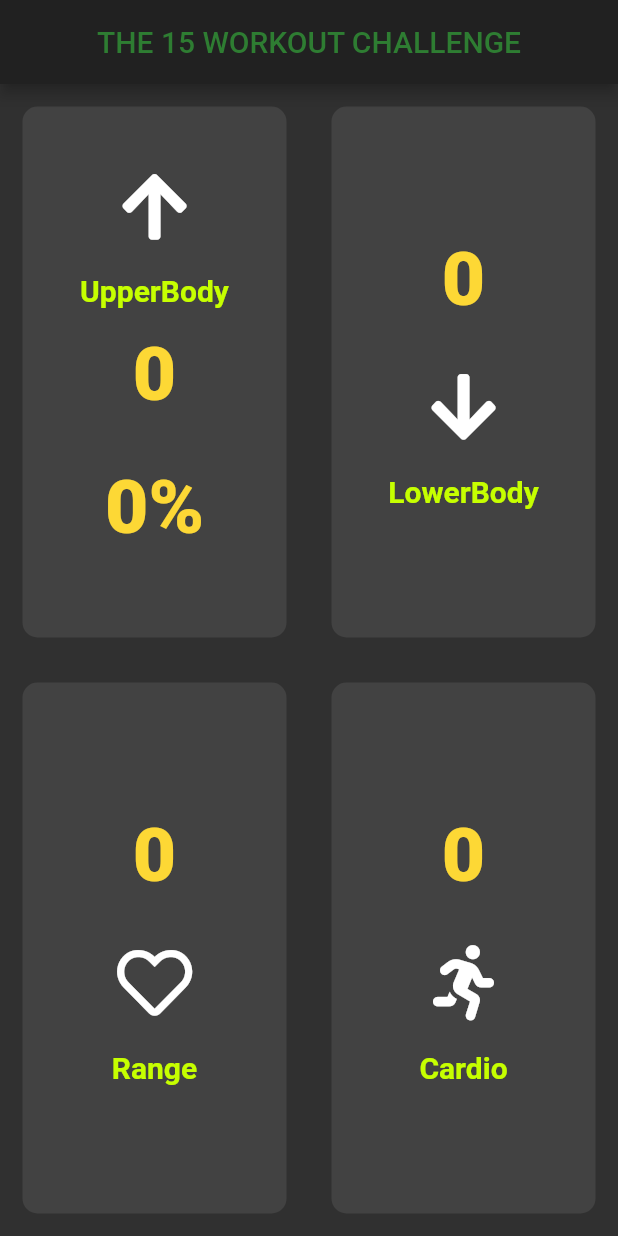
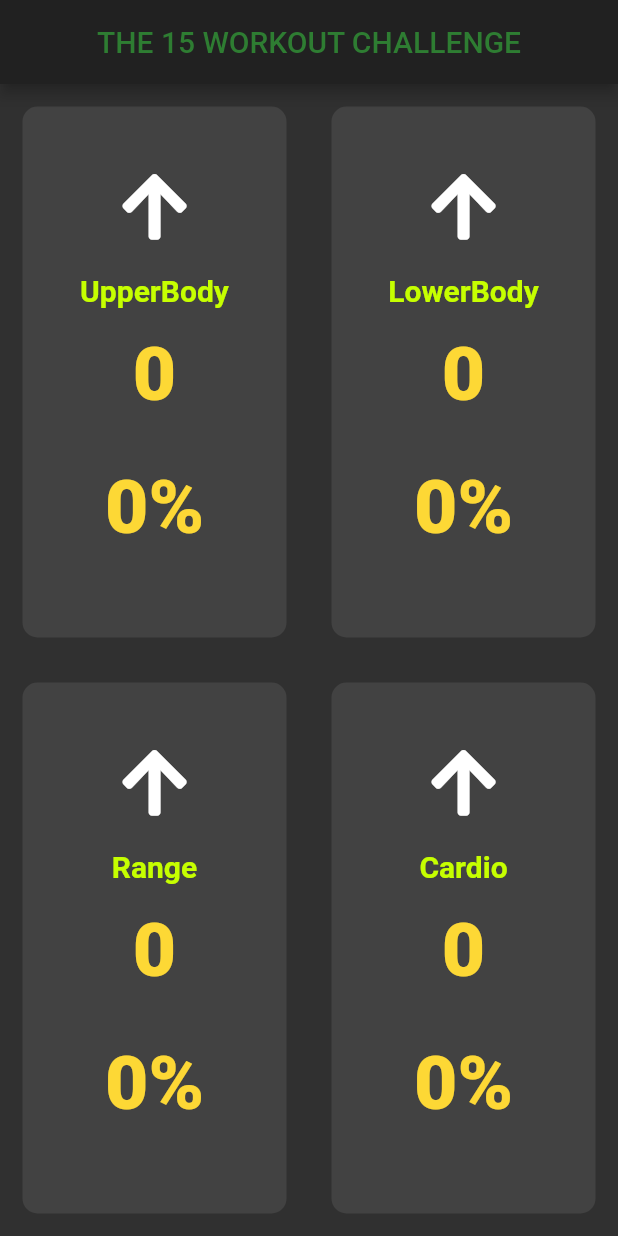
Before and after one commit to jihong729/workout_checkup, a Flutter app: the screen it shows after launch, on a phone screen of 412 x 824 dp. Run offline on Flutter 3.47's test engine with Material 2 defaults, Android fonts, the phone set to English and light mode, and no system bars; our stand-ins replace font_awesome_flutter.

```diff
--- a/lib/input_page.dart
+++ b/lib/input_page.dart
@@ -95,21 +95,47 @@ class _InputPageState extends State<InputPage> {
                 ),
                 Expanded(
                   child: WorkoutTypeCard(
-                    onPress: () {},
-                    color: kDeactivatedBackgroundColor,
+                    onPress: () {
+                      setState(() {
+                        selectedWorkout = Workout.LowerBody;
+                        lowerBodyFinishedNumber++;
+                        print(lowerBodyFinishedNumber);
+                        print(finishedPercent(lowerBodyFinishedNumber));
+                      });
+                    },
+                    color: selectedWorkout == Workout.LowerBody
+                        ? kActivatedBackgroundColor
+                        : kDeactivatedBackgroundColor,
                     cardChild: Column(
                       mainAxisAlignment: MainAxisAlignment.center,
                       children: <Widget>[
-                        Text(
+                        CardIcons(
+                          label: 'LowerBody',
+                          iconName: FontAwesomeIcons.arrowUp,
+                        ),
+                        Container(
+                          margin: EdgeInsets.symmetric(vertical: 15.0),
+                          child: Text(
                             lowerBodyFinishedNumber.toString(),
                             style: kNumberFinishedTextStyle,
                           ),
-                        SizedBox(
-                          height: 30.0,
                         ),
-                        CardIcons(
-                          label: 'LowerBody',
-                          iconName: FontAwesomeIcons.arrowDown,
+                        Container(
+                          margin: EdgeInsets.symmetric(vertical: 15.0),
+                          child: Row(
+                            mainAxisAlignment: MainAxisAlignment.center,
+                            children: <Widget>[
+                              Text(
+                                finishedPercent(lowerBodyFinishedNumber)
+                                    .toString(),
+                                style: kNumberFinishedTextStyle,
+                              ),
+                              Text(
+                                '%',
+                                style: kNumberFinishedTextStyle,
+                              )
+                            ],
+                          ),
                         ),
                       ],
                     ),
@@ -123,21 +149,46 @@ class _InputPageState extends State<InputPage> {
               children: <Widget>[
                 Expanded(
                   child: WorkoutTypeCard(
-                    onPress: () {},
-                    color: kDeactivatedBackgroundColor,
+                    onPress: () {
+                      setState(() {
+                        selectedWorkout = Workout.Range;
+                        rangeFinishedNumber++;
+                        print(rangeFinishedNumber);
+                        print(finishedPercent(rangeFinishedNumber));
+                      });
+                    },
+                    color: selectedWorkout == Workout.Range
+                        ? kActivatedBackgroundColor
+                        : kDeactivatedBackgroundColor,
                     cardChild: Column(
                       mainAxisAlignment: MainAxisAlignment.center,
                       children: <Widget>[
-                        Text(
+                        CardIcons(
+                          label: 'Range',
+                          iconName: FontAwesomeIcons.arrowUp,
+                        ),
+                        Container(
+                          margin: EdgeInsets.symmetric(vertical: 15.0),
+                          child: Text(
                             rangeFinishedNumber.toString(),
                             style: kNumberFinishedTextStyle,
                           ),
-                        SizedBox(
-                          height: 30.0,
                         ),
-                        CardIcons(
-                          label: 'Range',
-                          iconName: FontAwesomeIcons.heart,
+                        Container(
+                          margin: EdgeInsets.symmetric(vertical: 15.0),
+                          child: Row(
+                            mainAxisAlignment: MainAxisAlignment.center,
+                            children: <Widget>[
+                              Text(
+                                finishedPercent(rangeFinishedNumber).toString(),
+                                style: kNumberFinishedTextStyle,
+                              ),
+                              Text(
+                                '%',
+                                style: kNumberFinishedTextStyle,
+                              )
+                            ],
+                          ),
                         ),
                       ],
                     ),
@@ -145,21 +196,47 @@ class _InputPageState extends State<InputPage> {
                 ),
                 Expanded(
                   child: WorkoutTypeCard(
-                    onPress: () {},
-                    color: kDeactivatedBackgroundColor,
+                    onPress: () {
+                      setState(() {
+                        selectedWorkout = Workout.Cardio;
+                        cardioFinishedNumber++;
+                        print(cardioFinishedNumber);
+                        print(finishedPercent(cardioFinishedNumber));
+                      });
+                    },
+                    color: selectedWorkout == Workout.Cardio
+                        ? kActivatedBackgroundColor
+                        : kDeactivatedBackgroundColor,
                     cardChild: Column(
                       mainAxisAlignment: MainAxisAlignment.center,
                       children: <Widget>[
-                        Text(
+                        CardIcons(
+                          label: 'Cardio',
+                          iconName: FontAwesomeIcons.arrowUp,
+                        ),
+                        Container(
+                          margin: EdgeInsets.symmetric(vertical: 15.0),
+                          child: Text(
                             cardioFinishedNumber.toString(),
                             style: kNumberFinishedTextStyle,
                           ),
-                        SizedBox(
-                          height: 30.0,
                         ),
-                        CardIcons(
-                          label: 'Cardio',
-                          iconName: FontAwesomeIcons.running,
+                        Container(
+                          margin: EdgeInsets.symmetric(vertical: 15.0),
+                          child: Row(
+                            mainAxisAlignment: MainAxisAlignment.center,
+                            children: <Widget>[
+                              Text(
+                                finishedPercent(cardioFinishedNumber)
+                                    .toString(),
+                                style: kNumberFinishedTextStyle,
+                              ),
+                              Text(
+                                '%',
+                                style: kNumberFinishedTextStyle,
+                              )
+                            ],
+                          ),
                         ),
                       ],
                     ),
--- a/pubspec.yaml
+++ b/pubspec.yaml
@@ -12,6 +12,7 @@ dependencies:
 
   cupertino_icons: ^0.1.2
   font_awesome_flutter: ^8.8.1
+  rflutter_alert: ^1.0.3
 
 dev_dependencies:
   flutter_test:
```
Also changed, not shown: pubspec.lock. Lines whose indentation alone changed are shown as unchanged.
